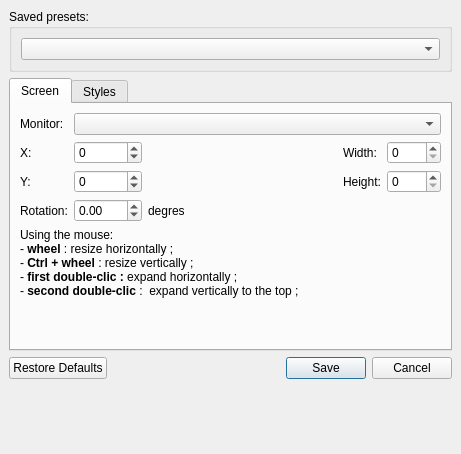
First picture: the form in src/configeditor.ui, repository Subtivals/subtivals, before the edit.
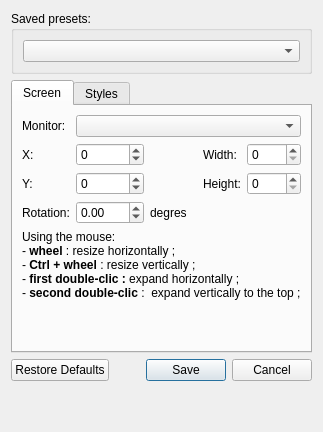
Second picture: the form after the edit.

Commit message: Reorganize main window (fixes #104)

Diff of the .ui file:
```diff
--- a/src/configeditor.ui
+++ b/src/configeditor.ui
@@ -1,19 +1,12 @@
 <?xml version="1.0" encoding="UTF-8"?>
 <ui version="4.0">
  <class>ConfigEditor</class>
- <widget class="QDockWidget" name="ConfigEditor">
-  <property name="geometry">
-   <rect>
-    <x>0</x>
-    <y>0</y>
-    <width>461</width>
-    <height>454</height>
-   </rect>
-  </property>
+ <widget class="QWidget" name="ConfigEditor">
   <property name="windowTitle">
    <string>Configuration</string>
   </property>
-  <widget class="QWidget" name="dockWidgetContents">
+  <layout class="QGridLayout" name="gridLayout_4">
+   <item row="0" column="0">
    <layout class="QGridLayout" name="gridLayout_2">
     <item row="1" column="0">
      <widget class="QTabWidget" name="tabs">
@@ -227,7 +220,8 @@
      </widget>
     </item>
    </layout>
-  </widget>
+   </item>
+  </layout>
  </widget>
  <resources/>
  <connections>
```
Lines whose indentation alone changed are shown as unchanged. The commit also changes 4 other files.
